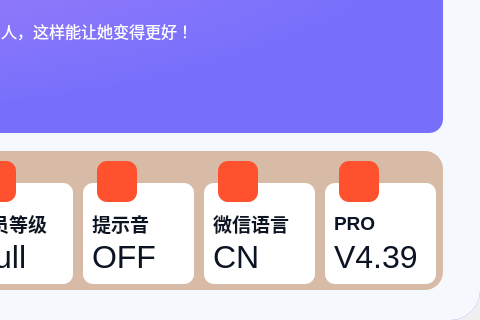
This is Ui_MainWindow.ui in YangShengzhou03/LeafAutoFly as Qt 5 draws it before an edit; both pictures show x 791 to 1271 and y 392 to 712 of the 1271 by 712 pixel window. The edited form follows.
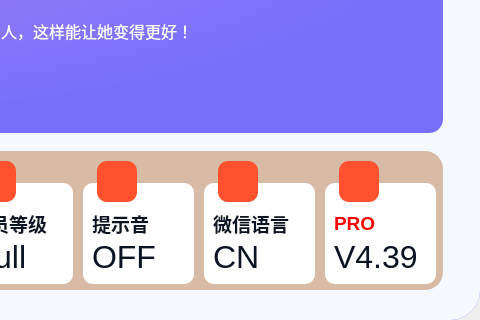
This is the edited form. Icons and pictures are not drawn.

Diff of the .ui file:
```diff
--- a/Ui_MainWindow.ui
+++ b/Ui_MainWindow.ui
@@ -2682,6 +2682,11 @@
                                  <bold>true</bold>
                                 </font>
                                </property>
+                               <property name="styleSheet">
+                                <string notr="true">QLabel {
+color: rgb(255, 0, 0);
+}</string>
+                               </property>
                                <property name="text">
                                 <string>PRO</string>
                                </property>
```
Left out of the diff: 2 changed lines with no effect on the pictures.
